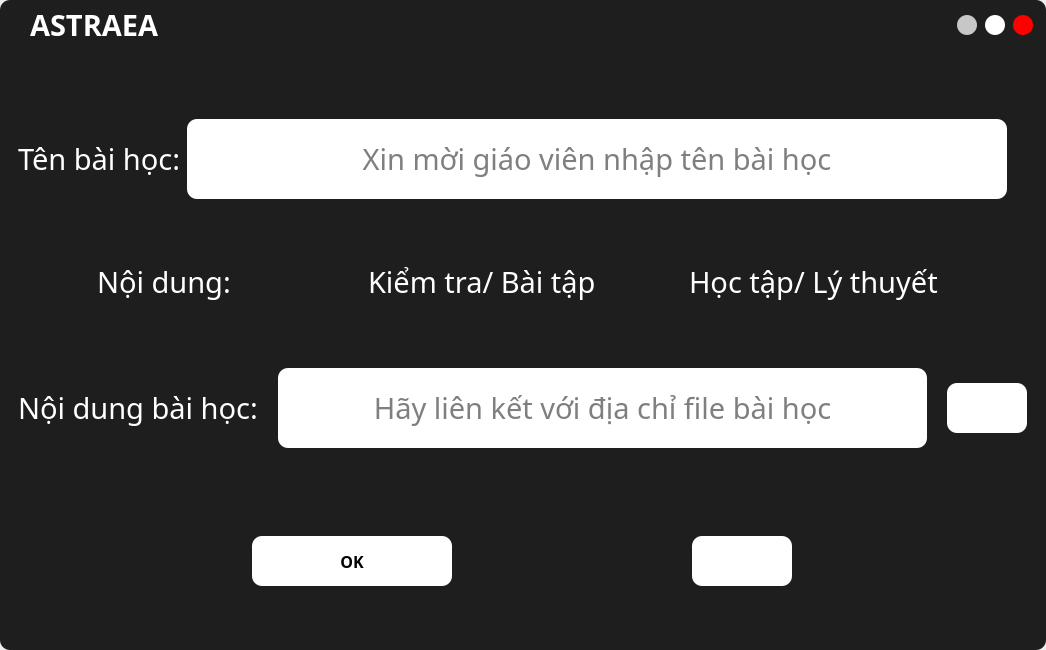
Above: UI_Files/edit_form.ui from hoangm960/Astraea before the change. Below: the same form after it.
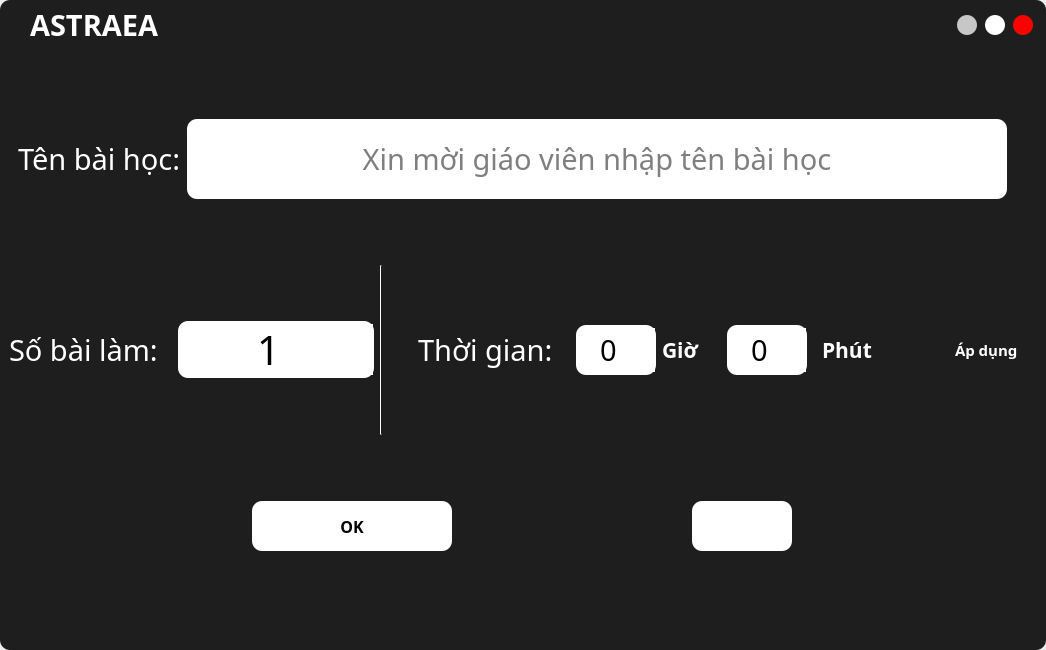
That is the form after the change. The open tabs and pages were chosen to show the change. Icons and pictures are not drawn.

Diff of the .ui file:
```diff
--- a/UI_Files/edit_form.ui
+++ b/UI_Files/edit_form.ui
@@ -413,250 +413,21 @@
                    <property name="frameShadow">
                     <enum>QFrame::Raised</enum>
                    </property>
-                   <layout class="QHBoxLayout" name="horizontalLayout_7">
-                    <property name="spacing">
-                     <number>3</number>
-                    </property>
-                    <property name="leftMargin">
-                     <number>20</number>
-                    </property>
-                    <property name="topMargin">
-                     <number>0</number>
-                    </property>
-                    <property name="rightMargin">
-                     <number>0</number>
-                    </property>
-                    <property name="bottomMargin">
-                     <number>0</number>
-                    </property>
-                    <item>
-                     <widget class="QLabel" name="content">
-                      <property name="minimumSize">
-                       <size>
-                        <width>180</width>
-                        <height>40</height>
-                       </size>
-                      </property>
-                      <property name="maximumSize">
-                       <size>
-                        <width>180</width>
-                        <height>40</height>
-                       </size>
-                      </property>
-                      <property name="font">
-                       <font>
-                        <family>iCiel Effra Regular</family>
-                        <pointsize>22</pointsize>
-                        <weight>50</weight>
-                        <bold>false</bold>
-                       </font>
-                      </property>
-                      <property name="styleSheet">
-                       <string notr="true">color: rgb(255,255,255);</string>
-                      </property>
-                      <property name="text">
-                       <string>Nội dung:</string>
-                      </property>
-                     </widget>
-                    </item>
-                    <item>
-                     <widget class="QRadioButton" name="Exercise">
-                      <property name="minimumSize">
-                       <size>
-                        <width>250</width>
-                        <height>40</height>
-                       </size>
-                      </property>
-                      <property name="maximumSize">
-                       <size>
-                        <width>250</width>
-                        <height>40</height>
-                       </size>
-                      </property>
-                      <property name="font">
-                       <font>
-                        <family>iCiel Effra Regular</family>
-                        <pointsize>22</pointsize>
-                       </font>
-                      </property>
-                      <property name="styleSheet">
-                       <string notr="true">color: rgb(255, 255, 255);</string>
-                      </property>
-                      <property name="text">
-                       <string>Kiểm tra/ Bài tập</string>
-                      </property>
-                     </widget>
-                    </item>
-                    <item>
-                     <widget class="QRadioButton" name="Study">
-                      <property name="minimumSize">
-                       <size>
-                        <width>300</width>
-                        <height>40</height>
-                       </size>
-                      </property>
-                      <property name="maximumSize">
-                       <size>
-                        <width>300</width>
-                        <height>40</height>
-                       </size>
-                      </property>
-                      <property name="font">
-                       <font>
-                        <family>iCiel Effra Regular</family>
-                        <pointsize>22</pointsize>
-                       </font>
-                      </property>
-                      <property name="styleSheet">
-                       <string notr="true">color: rgb(255, 255, 255);</string>
-                      </property>
-                      <property name="text">
-                       <string>Học tập/ Lý thuyết</string>
-                      </property>
-                     </widget>
-                    </item>
-                   </layout>
-                  </widget>
-                 </item>
-                 <item>
-                  <widget class="QStackedWidget" name="setting_stackedWidget">
-                   <property name="minimumSize">
-                    <size>
-                     <width>0</width>
-                     <height>200</height>
-                    </size>
-                   </property>
-                   <property name="font">
-                    <font>
-                     <family>iCiel Brandon Text Bold</family>
-                    </font>
-                   </property>
-                   <property name="styleSheet">
-                    <string notr="true">background: transparent;</string>
-                   </property>
-                   <property name="frameShape">
-                    <enum>QFrame::StyledPanel</enum>
-                   </property>
-                   <property name="frameShadow">
-                    <enum>QFrame::Raised</enum>
-                   </property>
-                   <property name="currentIndex">
-                    <number>1</number>
-                   </property>
-                   <widget class="QWidget" name="page">
-                    <layout class="QHBoxLayout" name="horizontalLayout_12">
-                     <property name="spacing">
-                      <number>20</number>
-                     </property>
-                     <property name="rightMargin">
-                      <number>10</number>
-                     </property>
-                     <item>
-                      <widget class="QLabel" name="content_file">
-                       <property name="font">
-                        <font>
-                         <family>iCiel Effra</family>
-                         <pointsize>22</pointsize>
-                        </font>
-                       </property>
-                       <property name="text">
-                        <string>Nội dung bài học:</string>
-                       </property>
-                      </widget>
-                     </item>
-                     <item>
-                      <widget class="QLineEdit" name="file_entry">
-                       <property name="minimumSize">
-                        <size>
-                         <width>0</width>
-                         <height>80</height>
-                        </size>
-                       </property>
-                       <property name="font">
-                        <font>
-                         <family>Corbel</family>
-                         <pointsize>22</pointsize>
-                        </font>
-                       </property>
-                       <property name="styleSheet">
-                        <string notr="true">border-radius: 10px;
-color: rgb(0, 0, 0);
-background-color: rgb(255, 255, 255);
-</string>
-                       </property>
-                       <property name="alignment">
-                        <set>Qt::AlignCenter</set>
-                       </property>
-                       <property name="placeholderText">
-                        <string>Hãy liên kết với địa chỉ file bài học</string>
-                       </property>
-                       <property name="cursorMoveStyle">
-                        <enum>Qt::VisualMoveStyle</enum>
-                       </property>
-                      </widget>
-                     </item>
-                     <item>
-                      <widget class="QPushButton" name="load_file">
-                       <property name="minimumSize">
-                        <size>
-                         <width>80</width>
-                         <height>50</height>
-                        </size>
-                       </property>
-                       <property name="maximumSize">
-                        <size>
-                         <width>100</width>
-                         <height>50</height>
-                        </size>
-                       </property>
-                       <property name="font">
-                        <font>
-                         <family>Montserrat</family>
-                         <pointsize>12</pointsize>
-                         <weight>75</weight>
-                         <bold>true</bold>
-                        </font>
-                       </property>
-                       <property name="styleSheet">
-                        <string notr="true">QPushButton {
-	background-color: rgb(255, 255, 255);
-	border-radius: 10px;
-}
-
-QPushButton:hover {
-	background-color: rgba(0, 0, 0, 150);
-	color: rgb(255, 255, 255);
-}
-
-QPushButton:pressed {
-	background-color: rgb(0, 0, 0);
-	color: rgb(255, 255, 255);
-}</string>
-                       </property>
-                       <property name="text">
-                        <string/>
-                       </property>
-                       <property name="icon">
-                        <iconset resource="Resources.qrc">
-                         <normaloff>:/images/icons/folder_open.png</normaloff>:/images/icons/folder_open.png</iconset>
-                       </property>
-                       <property name="iconSize">
-                        <size>
-                         <width>50</width>
-                         <height>80</height>
-                        </size>
-                       </property>
-                      </widget>
-                     </item>
-                    </layout>
-                   </widget>
-                   <widget class="QWidget" name="setting_stackedWidgetPage1">
                     <layout class="QHBoxLayout" name="horizontalLayout_4">
                      <property name="spacing">
-                      <number>40</number>
+                     <number>6</number>
                      </property>
                      <property name="leftMargin">
-                      <number>40</number>
+                     <number>0</number>
+                    </property>
+                    <property name="topMargin">
+                     <number>0</number>
+                    </property>
+                    <property name="rightMargin">
+                     <number>0</number>
+                    </property>
+                    <property name="bottomMargin">
+                     <number>0</number>
                      </property>
                      <item>
                       <widget class="QFrame" name="frame_7">
@@ -1143,7 +914,6 @@
                      </item>
                     </layout>
                    </widget>
-                  </widget>
                  </item>
                  <item>
                   <widget class="QFrame" name="confirm_frame">
```
Left out of the diff: 167 changed lines with no effect on the pictures. Lines whose indentation alone changed are shown as unchanged.
